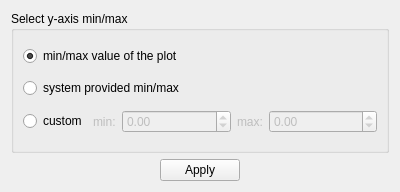
Above: Source/GUI/yminmaxselector.ui from bavc/qctools before the change. Below: the same form after it.
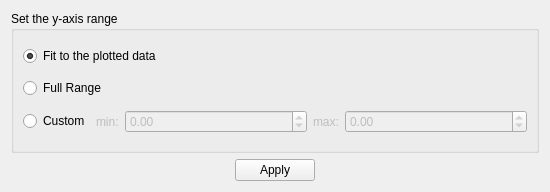
That is the form after the change.

Commit message: adjust messages based on Dave's feedback

The edit to the form file:
```diff
--- a/Source/GUI/yminmaxselector.ui
+++ b/Source/GUI/yminmaxselector.ui
@@ -6,7 +6,7 @@
    <rect>
     <x>0</x>
     <y>0</y>
-    <width>400</width>
+    <width>550</width>
     <height>192</height>
    </rect>
   </property>
@@ -20,13 +20,13 @@
    <item row="0" column="0" colspan="3">
     <widget class="QGroupBox" name="groupBox">
      <property name="title">
-      <string>Select y-axis min/max</string>
+      <string>Set the y-axis range</string>
      </property>
      <layout class="QGridLayout" name="gridLayout">
       <item row="0" column="0">
        <widget class="QRadioButton" name="minMaxOfThePlot_radioButton">
         <property name="text">
-         <string>min/max value of the plot</string>
+         <string>Fit to the plotted data</string>
         </property>
         <property name="checked">
          <bool>true</bool>
@@ -36,7 +36,7 @@
       <item row="1" column="0">
        <widget class="QRadioButton" name="minMaxSystemProvided_radioButton">
         <property name="text">
-         <string>system provided min/max</string>
+         <string>Full Range</string>
         </property>
         <property name="checked">
          <bool>false</bool>
@@ -48,7 +48,7 @@
         <item>
          <widget class="QRadioButton" name="customMinMax_radioButton">
           <property name="text">
-           <string>custom</string>
+           <string>Custom</string>
           </property>
          </widget>
         </item>
```
